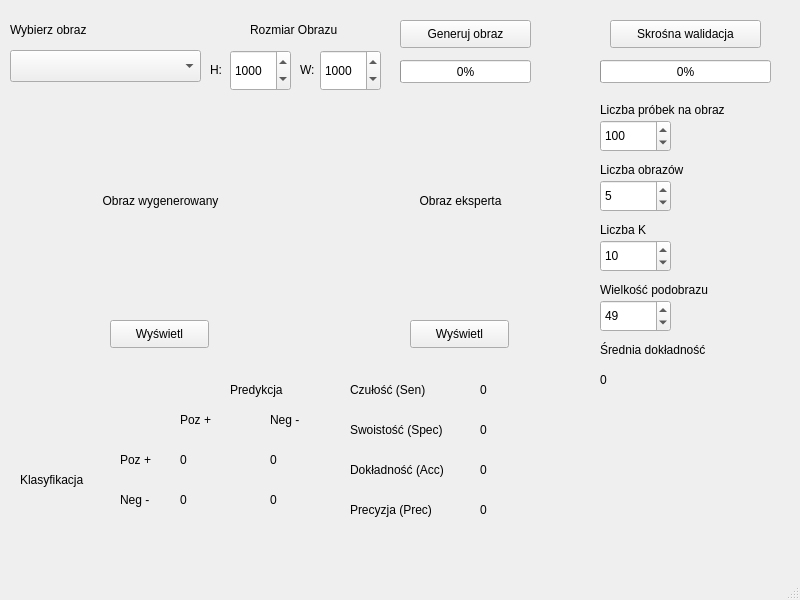
Qt form window_gui.ui (Ryookia/Iwm-eye) before a commit.
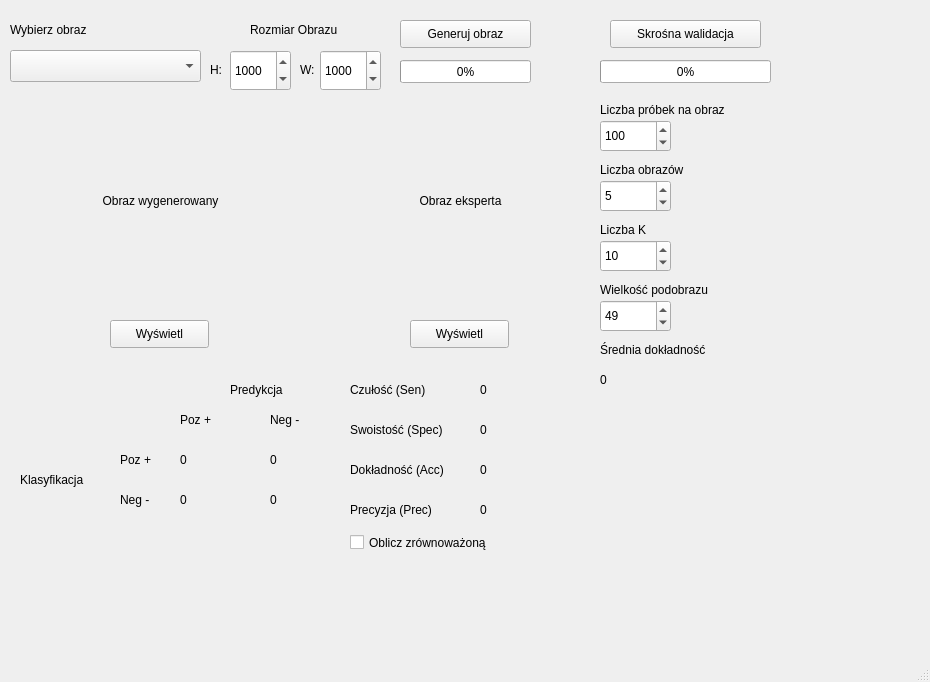
The same form after that commit.

```diff
--- a/window_gui.ui
+++ b/window_gui.ui
@@ -6,8 +6,8 @@
             <rect>
                 <x>0</x>
                 <y>0</y>
-                <width>800</width>
-                <height>600</height>
+                <width>930</width>
+                <height>682</height>
             </rect>
         </property>
         <property name="windowTitle">
@@ -591,6 +591,19 @@
                     <string>W:</string>
                 </property>
             </widget>
+            <widget class="QCheckBox" name="balancedBox">
+                <property name="geometry">
+                    <rect>
+                        <x>350</x>
+                        <y>530</y>
+                        <width>191</width>
+                        <height>25</height>
+                    </rect>
+                </property>
+                <property name="text">
+                    <string>Oblicz zrównoważoną</string>
+                </property>
+            </widget>
         </widget>
         <widget class="QMenuBar" name="menubar">
             <property name="geometry">
```
Left out of the diff: 2 changed lines with no effect on the pictures.
